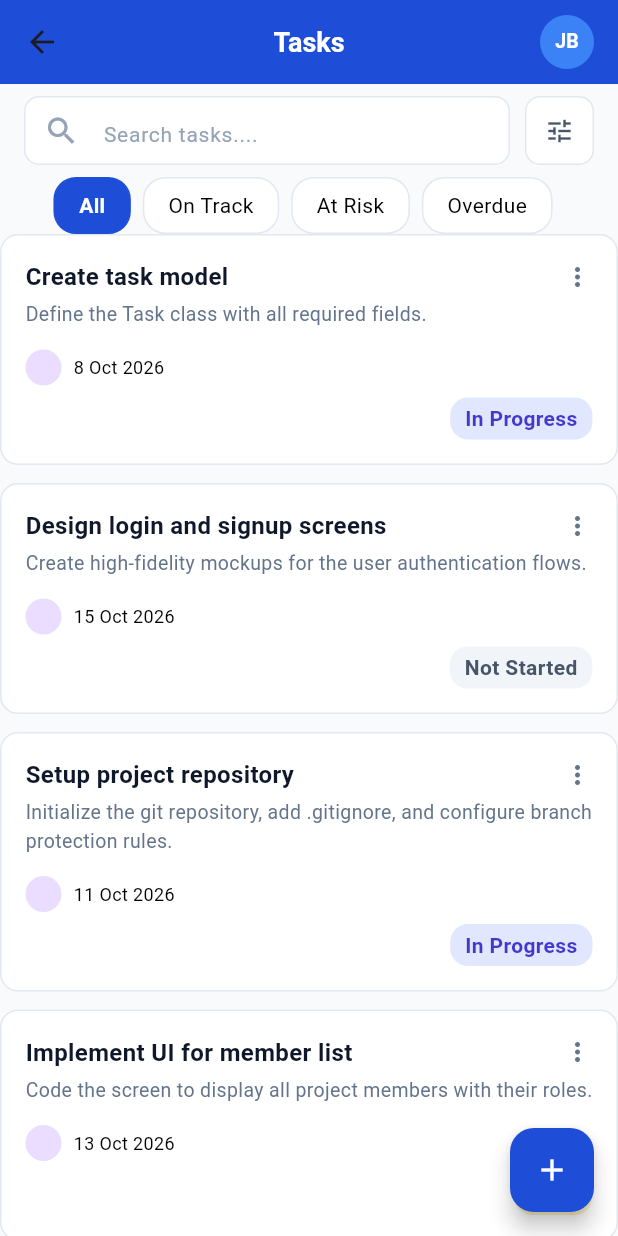
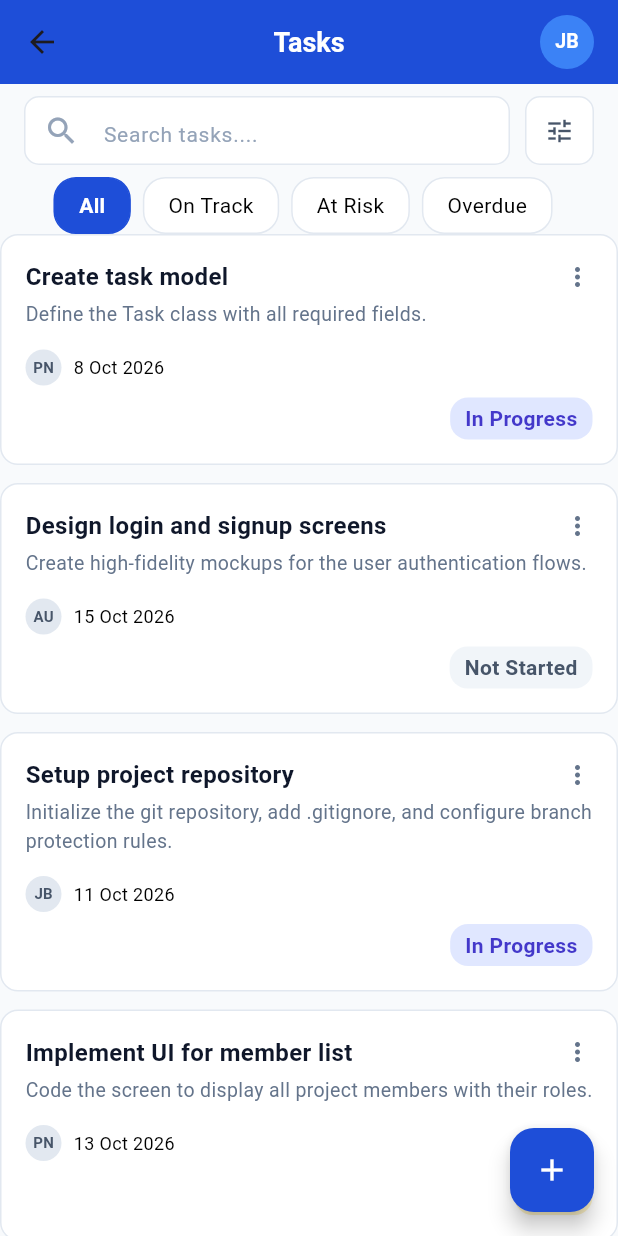
Before and after one commit to L-nsamba/Group13_Formative_Assignment1, a Flutter app: the TaskListScreen screen opened by its route, on a phone screen of 412 x 824 dp. Run offline on Flutter 3.47's test engine with Material 3 defaults, Android fonts, the phone set to English and light mode, and no system bars; accounts and stored records are empty.

Commit message:
Filling the avator circles dynamically

```diff
--- a/project_task_tracker/lib/screens/task_list_screen.dart
+++ b/project_task_tracker/lib/screens/task_list_screen.dart
@@ -2,6 +2,7 @@ import 'package:flutter/material.dart';
 import 'package:project_task_tracker/services/seed_data.dart';
 import 'package:project_task_tracker/models/task.dart';
 import 'package:intl/intl.dart';
+import 'package:project_task_tracker/models/member.dart';
 
 class TaskListScreen extends StatefulWidget {
 
@@ -48,6 +49,30 @@ class TaskListScreen extends StatefulWidget {
           return const Color(0xFF475569); // Dark slate gray
       }
     }
+    String _getInitials(String fullName) {
+
+      final cleaned = fullName.trim();
+      if (cleaned.isEmpty) return '?';
+      final words = cleaned.split(RegExp(r'\s+'));
+      if (words.length == 1) {
+        return words[0][0].toUpperCase();
+      }
+      final firstInitial = words[0][0];
+      final secondInitial = words[1][0];
+
+      return '$firstInitial$secondInitial'.toUpperCase();
+    }
+    Member _getMemberById(String assigneeId) {
+      return seedMembers.firstWhere(
+        (member) => member.id == assigneeId,
+        // Fallback in case an invalid or missing ID is passed
+        orElse: () => Member(
+          id: '',
+          name: 'Unassigned User',
+          role: 'No Role',
+        ),
+      );
+    }
     @override
     Widget build(BuildContext context) {
       // Primary dark blue matching your palette
@@ -80,15 +105,19 @@ class TaskListScreen extends StatefulWidget {
               padding: const EdgeInsets.only(right: 16.0),
               child: CircleAvatar(
                 radius: 18,
-                backgroundColor: const Color(0xFF3B82F6), // Lighter blue accent
-                child: const Text(
-                  'JB',
-                  style: TextStyle(
-                    color: Colors.white,
+                backgroundColor: const Color(0xFF3B82F6),
+                child: Text(
+                  _getInitials(seedMembers.first.name),
+                  style: const TextStyle(
+                    color:Colors.white,
                     fontSize: 13,
                     fontWeight: FontWeight.w600,
                   ),
+
                 ),
+
+                // Lighter blue accent
+
               ),
             ),
           ],
@@ -174,7 +203,11 @@ class TaskListScreen extends StatefulWidget {
             Expanded(child: ListView.builder(
               itemCount: taskList.length,
               itemBuilder: (context, index){
+                // Inside itemBuilder:
+
                 final task = taskList[index];
+                final member = _getMemberById(task.assigneeId);
+                final initials = _getInitials(member.name);
                 return Container(
                   margin: const EdgeInsets.only(bottom: 12),
                   padding: const EdgeInsets.all(16),
@@ -209,7 +242,20 @@ class TaskListScreen extends StatefulWidget {
                         children: [
                           Row(
                             children:[
-                              CircleAvatar(radius: 12,),
+                              CircleAvatar(
+
+                                radius: 12,
+                                backgroundColor: const Color(0xFFE2E8F0),
+                                child: Text(
+                                  initials,
+                                  style: const TextStyle(
+                                    fontSize: 10,
+                                    fontWeight: FontWeight.w600,
+                                    color: Color(0xFF475569),
+                                  ),
+                                ),
+                                ),
+
                               const SizedBox(width: 8),
                               Text(DateFormat('d MMM yyy').format(task.deadline), style: TextStyle(fontSize: 12, color: Colors.black))
                             ],
```
